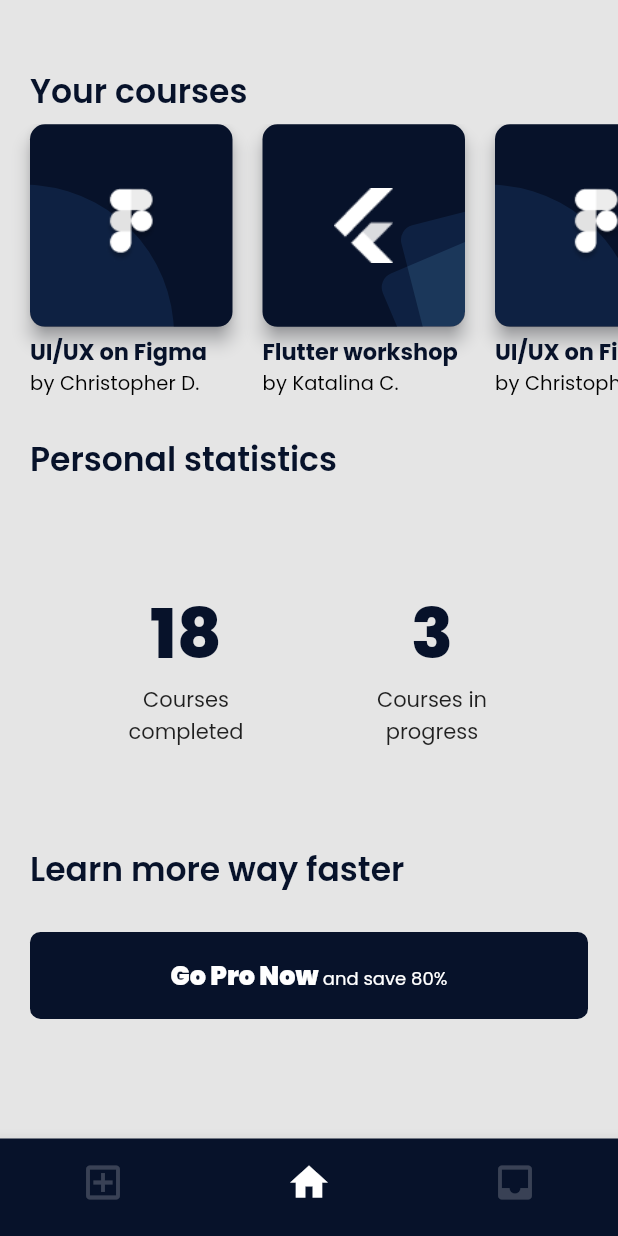
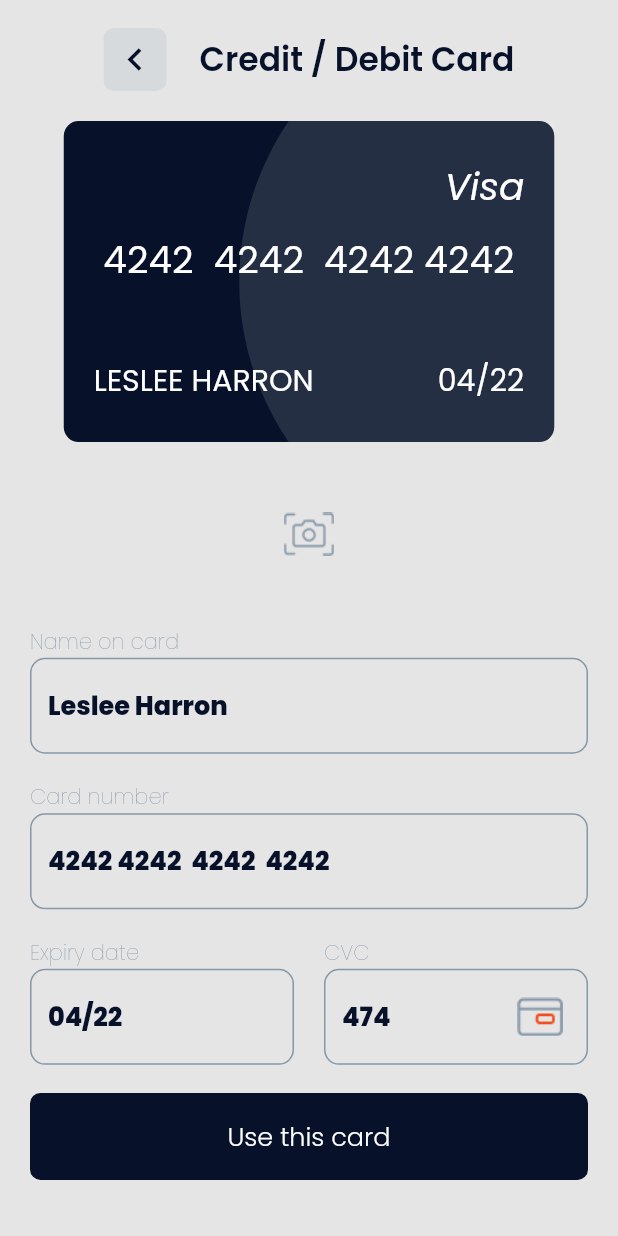
Before and after one commit to marcos-bah/online_courses_app_concept, a Flutter app: the screen it shows after launch, on a phone screen of 412 x 824 dp. Run offline on Flutter 3.47's test engine with Material 2 defaults, Android fonts, the phone set to English and light mode, and no system bars; drawn by our look-alikes of auto_size_text; our stand-ins replace google_fonts.

Commit message:
add payment view, large and small type

```diff
--- a/lib/app/app_colors.dart
+++ b/lib/app/app_colors.dart
@@ -5,4 +5,5 @@ class AppColors {
   static const Color secondary = Color(0xff4F4F4F);
   static const Color bg = Color(0xffE5E5E5);
   static const Color gray30 = Color(0xffBDBDBD);
+  static const Color gray = Color(0xff8698A8);
 }
--- a/lib/app/app_themes.dart
+++ b/lib/app/app_themes.dart
@@ -8,28 +8,28 @@ ThemeData themeDataLight = ThemeData(
   primarySwatch: Colors.blue,
   fontFamily: GoogleFonts.poppins().fontFamily,
   primaryColor: AppColors.primary,
-  textTheme: const TextTheme(
-    subtitle2: TextStyle(
+  textTheme: GoogleFonts.poppinsTextTheme().copyWith(
+    subtitle2: const TextStyle(
       fontSize: 13,
       fontWeight: FontWeight.w400,
       color: Colors.black,
     ),
-    headline1: TextStyle(
+    headline1: const TextStyle(
       fontSize: 22,
       fontWeight: FontWeight.w600,
       color: AppColors.primary,
     ),
-    headline4: TextStyle(
+    headline4: const TextStyle(
       fontWeight: FontWeight.w300,
       fontSize: 17,
       color: Colors.white,
     ),
-    headline5: TextStyle(
+    headline5: const TextStyle(
       fontWeight: FontWeight.w300,
       fontSize: 16,
       color: AppColors.secondary,
     ),
-    headline6: TextStyle(
+    headline6: const TextStyle(
       fontSize: 15,
       fontWeight: FontWeight.w500,
       color: AppColors.gray30,
--- a/lib/app/app_widget.dart
+++ b/lib/app/app_widget.dart
@@ -1,6 +1,7 @@
 import 'package:flutter/material.dart';
 import 'package:online_courses_app_concept/app/app_themes.dart';
 import 'package:online_courses_app_concept/views/home/home_view.dart';
+import 'package:online_courses_app_concept/views/payment/payment_view.dart';
 import 'package:online_courses_app_concept/views/your_courses/your_course_view.dart';
 
 class AppWidget extends StatelessWidget {
@@ -13,10 +14,11 @@ class AppWidget extends StatelessWidget {
       title: 'Online Courses App Concept',
       debugShowCheckedModeBanner: false,
       theme: themeDataLight,
-      initialRoute: '/my-course',
+      initialRoute: '/payment',
       routes: {
         '/': (context) => const HomeView(),
-        '/my-course': (context) => const MyCourseView(),
+        '/your-courses': (context) => const MyCourseView(),
+        '/payment': (context) => const PaymentView(),
       },
     );
   }
--- /dev/null
+++ b/lib/views/payment/payment_small_view.dart
@@ -0,0 +1,244 @@
+import 'package:flutter/material.dart';
+import 'package:online_courses_app_concept/app/app_colors.dart';
+import 'package:online_courses_app_concept/views/utils/button_widget.dart';
+import 'package:online_courses_app_concept/views/utils/circle_card_shape_painter.dart';
+import 'package:online_courses_app_concept/views/utils/input_card_widget.dart';
+
+class PaymentSmallView extends StatelessWidget {
+  final BoxConstraints constraints;
+  const PaymentSmallView({Key? key, required this.constraints})
+      : super(key: key);
+
+  @override
+  Widget build(BuildContext context) {
+    return Scaffold(
+      body: Container(
+        height: constraints.maxHeight,
+        padding: const EdgeInsets.symmetric(horizontal: 20),
+        child: Column(
+          crossAxisAlignment: CrossAxisAlignment.center,
+          children: [
+            const Spacer(
+              flex: 1,
+            ),
+            Row(
+              crossAxisAlignment: CrossAxisAlignment.center,
+              mainAxisAlignment: MainAxisAlignment.center,
+              children: [
+                SizedBox(
+                  width: 42,
+                  height: 42,
+                  child: ElevatedButton(
+                    onPressed: () {},
+                    child: const Icon(
+                      Icons.chevron_left,
+                      color: AppColors.primary,
+                      size: 30,
+                    ),
+                    style: Theme.of(context)
+                        .elevatedButtonTheme
+                        .style!
+                        .copyWith(
+                          backgroundColor: MaterialStateProperty.all(
+                              AppColors.gray.withOpacity(0.15)),
+                          padding: MaterialStateProperty.all(EdgeInsets.zero),
+                          shadowColor:
+                              MaterialStateProperty.all(Colors.transparent),
+                          overlayColor:
+                              MaterialStateProperty.all(Colors.transparent),
+                          foregroundColor:
+                              MaterialStateProperty.all(Colors.transparent),
+                        ),
+                  ),
+                ),
+                const SizedBox(
+                  width: 22,
+                ),
+                Text(
+                  "Credit / Debit Card",
+                  style: Theme.of(context).textTheme.headline1,
+                ),
+              ],
+            ),
+            const SizedBox(
+              height: 20,
+            ),
+            Container(
+              constraints: const BoxConstraints(
+                maxWidth: 327,
+                maxHeight: 214,
+              ),
+              decoration: BoxDecoration(
+                color: AppColors.primary,
+                borderRadius: BorderRadius.circular(10),
+              ),
+              child: Stack(
+                alignment: Alignment.center,
+                children: [
+                  Padding(
+                    padding: const EdgeInsets.all(20.0),
+                    child: Column(
+                      crossAxisAlignment: CrossAxisAlignment.end,
+                      children: [
+                        const Spacer(
+                          flex: 1,
+                        ),
+                        const Text(
+                          "Visa",
+                          style: TextStyle(
+                            fontSize: 25,
+                            color: Colors.white,
+                            fontWeight: FontWeight.w400,
+                            fontStyle: FontStyle.italic,
+                          ),
+                        ),
+                        const Spacer(
+                          flex: 2,
+                        ),
+                        const Center(
+                          child: Text(
+                            "4242  4242  4242 4242",
+                            style: TextStyle(
+                              fontSize: 25,
+                              color: Colors.white,
+                              fontWeight: FontWeight.w400,
+                            ),
+                          ),
+                        ),
+                        const Spacer(
+                          flex: 8,
+                        ),
+                        Row(
+                          mainAxisAlignment: MainAxisAlignment.spaceBetween,
+                          children: const [
+                            Text(
+                              "LESLEE HARRON",
+                              style: TextStyle(
+                                fontSize: 20,
+                                color: Colors.white,
+                                fontWeight: FontWeight.w400,
+                              ),
+                            ),
+                            Text(
+                              "04/22",
+                              style: TextStyle(
+                                fontSize: 20,
+                                color: Colors.white,
+                                fontWeight: FontWeight.w400,
+                              ),
+                            ),
+                          ],
+                        ),
+                        const Spacer(
+                          flex: 1,
+                        ),
+                      ],
+                    ),
+                  ),
+                  SizedBox(
+                    height: 214,
+                    width: 327,
+                    child: ClipRRect(
+                      child: CustomPaint(
+                        painter: CardCicleShapePainter(),
+                      ),
+                    ),
+                  ),
+                ],
+              ),
+            ),
+            const Spacer(
+              flex: 2,
+            ),
+            ElevatedButton(
+              onPressed: () {},
+              child: Image.asset(
+                "assets/images/take_a_photo.png",
+                height: 29,
+                width: 34,
+              ),
+              style: Theme.of(context).elevatedButtonTheme.style!.copyWith(
+                    backgroundColor:
+                        MaterialStateProperty.all(Colors.transparent),
+                    padding: MaterialStateProperty.all(EdgeInsets.zero),
+                    shadowColor: MaterialStateProperty.all(Colors.transparent),
+                    overlayColor: MaterialStateProperty.all(Colors.transparent),
+                    foregroundColor:
+                        MaterialStateProperty.all(Colors.transparent),
+                  ),
+            ),
+            const Spacer(
+              flex: 2,
+            ),
+            const InputCardWidget(
+              label: "Name on card",
+              initialValue: "Leslee Harron",
+            ),
+            const Spacer(
+              flex: 1,
+            ),
+            const InputCardWidget(
+              label: "Card number",
+              initialValue: "4242 4242  4242  4242",
+            ),
+            const Spacer(
+              flex: 1,
+            ),
+            Row(
+              mainAxisSize: MainAxisSize.min,
+              children: [
+                const Expanded(
+                  child: InputCardWidget(
+                    label: "Expiry date",
+                    initialValue: "04/22",
+                  ),
+                ),
+                const SizedBox(
+                  width: 20,
+                ),
+                Expanded(
+                  child: InputCardWidget(
+                    label: "CVC",
+                    initialValue: "474",
+                    suffixIcon: ElevatedButton(
+                      onPressed: () {},
+                      child: Image.asset(
+                        "assets/images/hint.png",
+                        height: 26,
+                        width: 31,
+                      ),
+                      style: Theme.of(context)
+                          .elevatedButtonTheme
+                          .style!
+                          .copyWith(
+                            backgroundColor:
+                                MaterialStateProperty.all(Colors.transparent),
+                            padding: MaterialStateProperty.all(EdgeInsets.zero),
+                            shadowColor:
+                                MaterialStateProperty.all(Colors.transparent),
+                            overlayColor:
+                                MaterialStateProperty.all(Colors.transparent),
+                            foregroundColor:
+                                MaterialStateProperty.all(Colors.transparent),
+                          ),
+                    ),
+                  ),
+                ),
+              ],
+            ),
+            const Spacer(
+              flex: 1,
+            ),
+            const ButtonWidget(
+              text: "Use this card",
+              width: double.infinity,
+            ),
+            const Spacer(
+              flex: 2,
+            ),
+          ],
+        ),
+      ),
+    );
+  }
+}
--- /dev/null
+++ b/lib/views/payment/payment_view.dart
@@ -0,0 +1,21 @@
+import 'package:flutter/material.dart';
+import 'package:online_courses_app_concept/app/app_sizes.dart';
+import 'package:online_courses_app_concept/views/payment/payment_large_view.dart';
+import 'package:online_courses_app_concept/views/payment/payment_small_view.dart';
+
+class PaymentView extends StatelessWidget {
+  const PaymentView({Key? key}) : super(key: key);
+
+  @override
+  Widget build(BuildContext context) {
+    return LayoutBuilder(
+      builder: (context, constraints) {
+        if (constraints.maxWidth > AppSizes.tabletSize) {
+          return PaymentLargeView(constraints: constraints);
+        } else {
+          return PaymentSmallView(constraints: constraints);
+        }
+      },
+    );
+  }
+}
--- /dev/null
+++ b/lib/views/utils/input_card_widget.dart
@@ -0,0 +1,72 @@
+import 'package:flutter/material.dart';
+import 'package:online_courses_app_concept/app/app_colors.dart';
+
+class InputCardWidget extends StatelessWidget {
+  final String label;
+  final String? initialValue;
+  final void Function(String)? onChanged;
+  final Widget? suffixIcon;
+  const InputCardWidget(
+      {Key? key,
+      required this.label,
+      this.initialValue,
+      this.onChanged,
+      this.suffixIcon})
+      : super(key: key);
+
+  @override
+  Widget build(BuildContext context) {
+    return Column(
+      crossAxisAlignment: CrossAxisAlignment.start,
+      children: [
+        Text(
+          label,
+          style: const TextStyle(
+            fontSize: 14,
+            fontWeight: FontWeight.w100,
+            color: AppColors.gray,
+          ),
+        ),
+        TextFormField(
+          initialValue: initialValue,
+          onChanged: onChanged,
+          style: const TextStyle(
+            fontSize: 17,
+            fontWeight: FontWeight.w800,
+            color: AppColors.primary,
+          ),
+          decoration: InputDecoration(
+            border: const OutlineInputBorder(
+              borderSide: BorderSide(
+                width: 1,
+                color: AppColors.gray,
+              ),
+              borderRadius: BorderRadius.all(
+                Radius.circular(10),
+              ),
+            ),
+            enabledBorder: const OutlineInputBorder(
+              borderSide: BorderSide(
+                width: 1,
+                color: AppColors.gray,
+              ),
+              borderRadius: BorderRadius.all(
+                Radius.circular(10),
+              ),
+            ),
+            focusedBorder: const OutlineInputBorder(
+              borderSide: BorderSide(
+                width: 2,
+                color: AppColors.primary,
+              ),
+              borderRadius: BorderRadius.all(
+                Radius.circular(10),
+              ),
+            ),
+            suffixIcon: suffixIcon,
+          ),
+        ),
+      ],
+    );
+  }
+}
```
Also changed, not shown: lib/views/payment/payment_large_view.dart (added, +270 -0 lines), lib/views/utils/circle_card_shape_painter.dart (added, +19 -0 lines), assets/images/hint.png (added), assets/images/take_a_photo.png (added).
